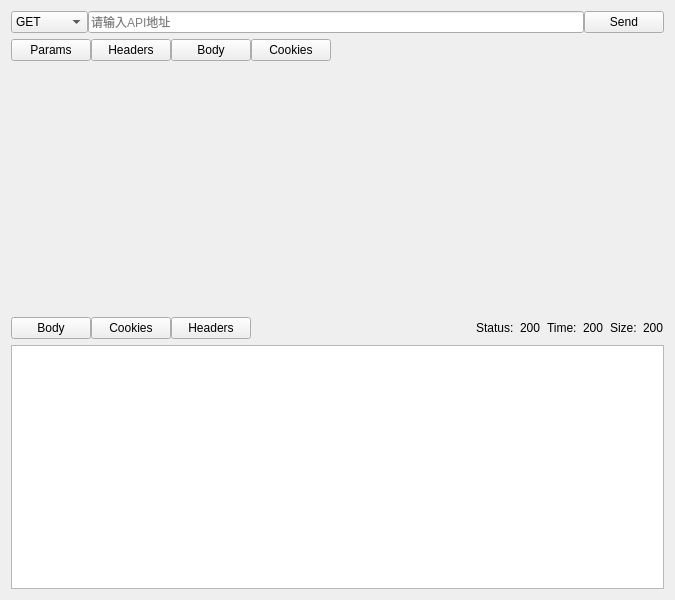
Above: ui/api_view.ui from weijiang1994/iPost before the change. Below: the same form after it.
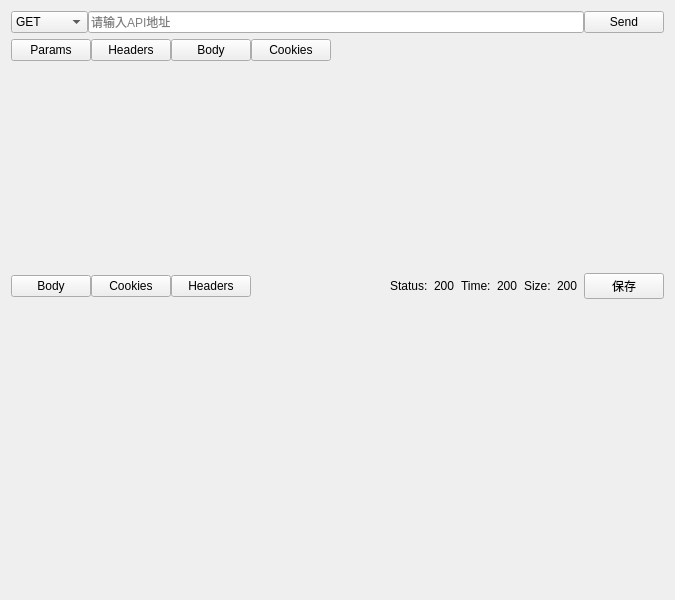
That is the form after the change.

Commit message: add: 修改ui 增加解析cookies函数

Diff of the .ui file:
```diff
--- a/ui/api_view.ui
+++ b/ui/api_view.ui
@@ -13,7 +13,7 @@
   <property name="windowTitle">
    <string>Form</string>
   </property>
-  <layout class="QGridLayout" name="gridLayout">
+  <layout class="QGridLayout" name="gridLayout" rowstretch="1,2,10">
    <item row="0" column="0">
     <layout class="QHBoxLayout" name="horizontalLayout">
      <property name="spacing">
@@ -239,12 +239,22 @@
            </property>
           </widget>
          </item>
+         <item>
+          <widget class="QPushButton" name="res_save_pushButton">
+           <property name="text">
+            <string>保存</string>
+           </property>
+          </widget>
+         </item>
         </layout>
        </item>
       </layout>
      </item>
      <item>
-      <widget class="QTextBrowser" name="textBrowser"/>
+      <widget class="QStackedWidget" name="res_stackedWidget">
+       <widget class="QWidget" name="page_3"/>
+       <widget class="QWidget" name="page_4"/>
+      </widget>
      </item>
     </layout>
    </item>
```
The commit also changes 2 other files.
